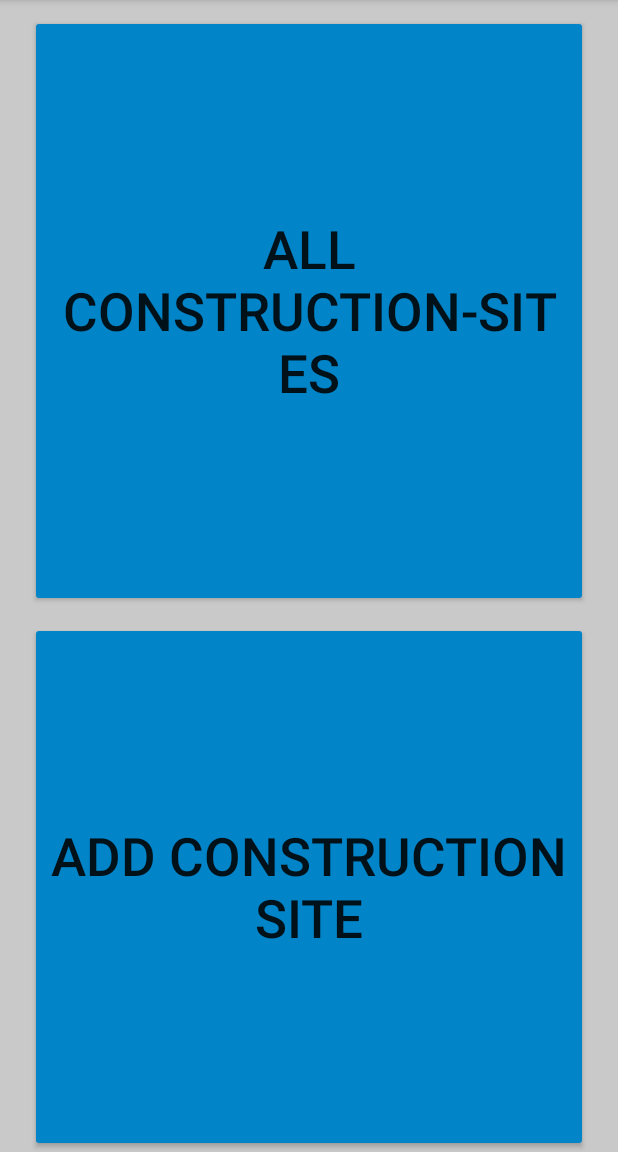
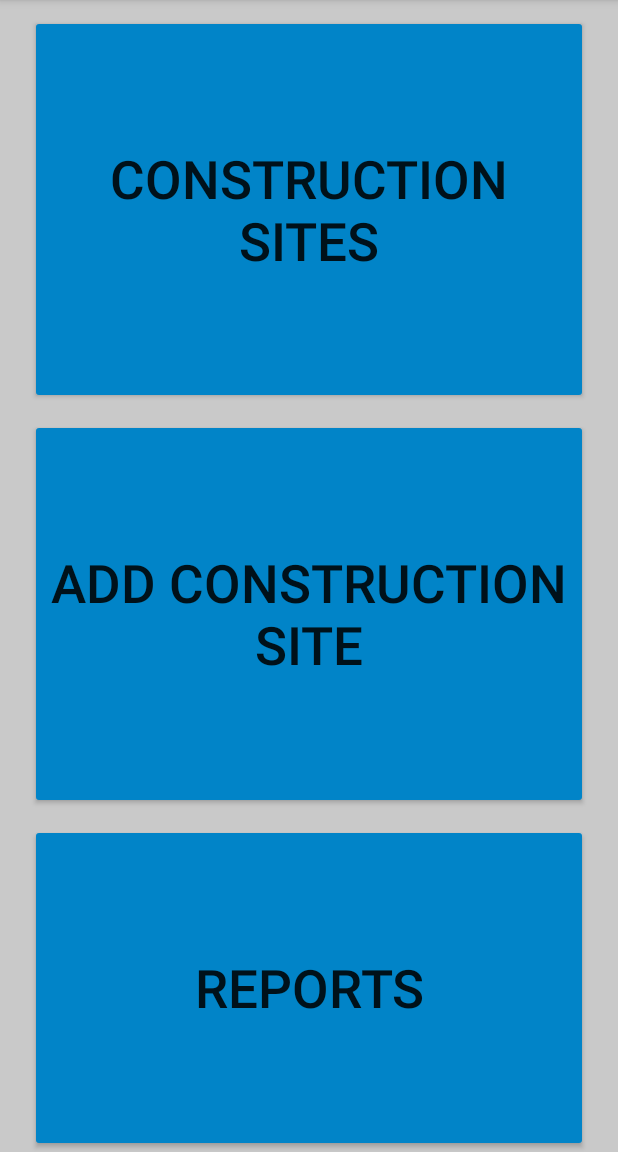
Before and after one commit to HutterSven/ConRep, an Android app: the screen it shows after launch (MainActivity), on a phone screen of 412 x 824 dp, the part 84-1236 px from its top. Run offline under Robolectric (Android 15) with nearby library versions, the phone set to English and light mode, and no system bars.

Commit message:
settings missing, otherwise final

```diff
--- a/app/src/main/java/com/example/conrep/ui/MainActivity.java
+++ b/app/src/main/java/com/example/conrep/ui/MainActivity.java
@@ -5,12 +5,13 @@ import android.os.Bundle;
 import android.widget.Button;
 
 import com.example.conrep.R;
+import com.example.conrep.ui.report.ReportList;
 import com.example.conrep.ui.site.AddConstructionSite;
 import com.example.conrep.ui.site.ConstructionSiteList;
 
 public class MainActivity extends BaseActivity {
 
-    private Button addSite, map, viewReports;
+    private Button addSite, viewSites, viewReports;
 
     @Override
     protected void onCreate(Bundle savedInstanceState) {
@@ -18,9 +19,11 @@ public class MainActivity extends BaseActivity {
         getLayoutInflater().inflate(R.layout.activity_main, frameLayout);
 
         addSite = findViewById(R.id.btnAddSite);
-        viewReports = findViewById(R.id.btnSiteList);
+        viewReports = findViewById(R.id.btnReportList);
+        viewSites = findViewById(R.id.btnSiteList);
         addSite.setOnClickListener(v -> openAddSite());
-        viewReports.setOnClickListener(v -> openSiteList());
+        viewReports.setOnClickListener(v -> openReportList());
+        viewSites.setOnClickListener(v -> openSiteList());
     }
 
     private void openAddSite() {
@@ -33,6 +36,11 @@ public class MainActivity extends BaseActivity {
         startActivity(intent);
     }
 
+    private void openReportList() {
+        Intent intent = new Intent(this, ReportList.class);
+        startActivity(intent);
+    }
+
 
 
 }
--- a/app/src/main/res/layout/activity_main.xml
+++ b/app/src/main/res/layout/activity_main.xml
@@ -41,5 +41,18 @@
             android:text="@string/add_construction_site"
             android:textSize="35sp"
             />
+
+        <Button
+            android:id="@+id/btnReportList"
+            android:layout_width="match_parent"
+            android:layout_height="wrap_content"
+            android:layout_marginLeft="20dp"
+            android:layout_marginTop="10dp"
+            android:layout_marginRight="20dp"
+            android:layout_weight="1"
+            android:backgroundTint="@color/blue"
+            android:text="@string/reportlist"
+            android:textSize="35sp"
+            />
     </LinearLayout>
 </androidx.constraintlayout.widget.ConstraintLayout>
--- a/app/src/main/res/values/strings.xml
+++ b/app/src/main/res/values/strings.xml
@@ -32,7 +32,7 @@
     <string name="status_title">Status</string>
     <string name="overseer_title">Overseer</string>
     <string name="image_title">Image</string>
-    <string name="Construction_site_list">All Construction-Sites</string>
+    <string name="Construction_site_list">Construction Sites</string>
 
 
     <!--
@@ -40,7 +40,7 @@
     values-round/strings.xml for round devices.
     -->
     <string name="hello_world">Hello Square World!</string>
-    <string name="title_activity_edit_construction_site">EditConstructionSite</string>
+    <string name="title_activity_edit_construction_site">Edit Construction Site</string>
     <string name="name">Name</string>
     <string name="city">City</string>
     <string name="address">Address</string>
```
Also changed, not shown: app/src/main/java/com/example/conrep/ui/report/ReportList.java (+14 -1 lines), app/src/main/java/com/example/conrep/ui/report/ViewReport.java (+7 -1 lines), app/src/main/java/com/example/conrep/ui/task/ViewTask.java (+15 -3 lines).
